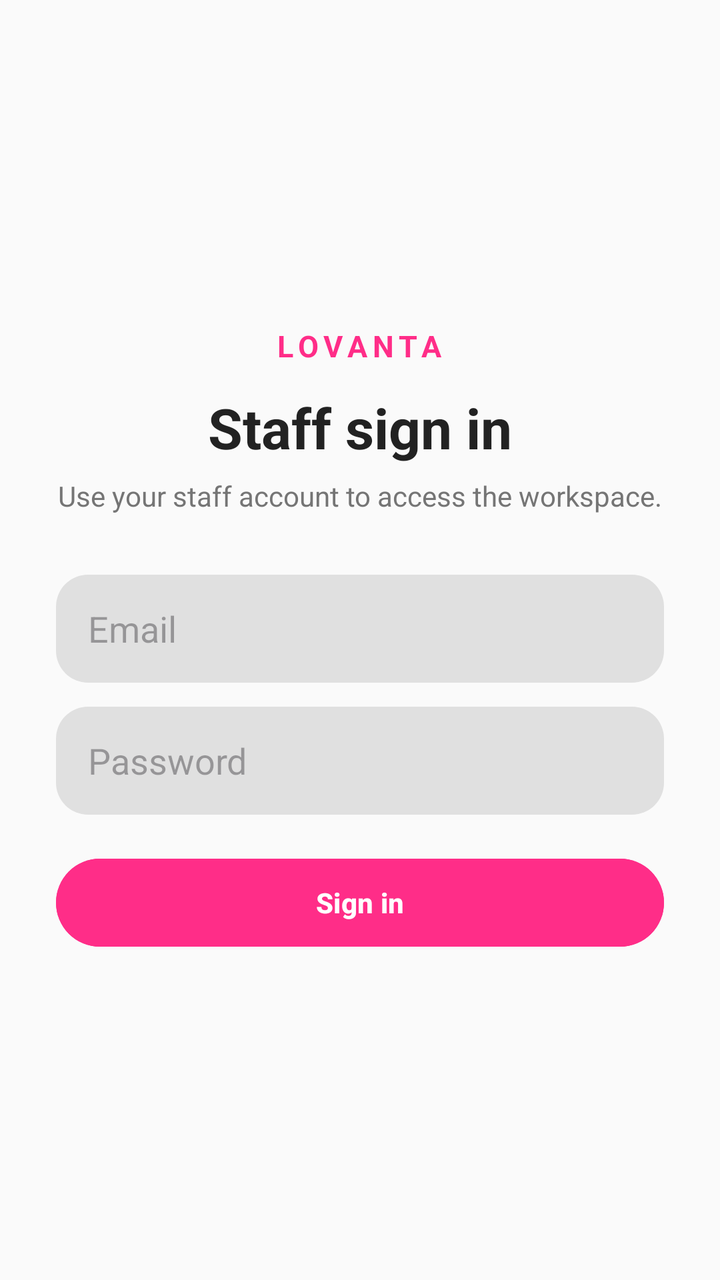
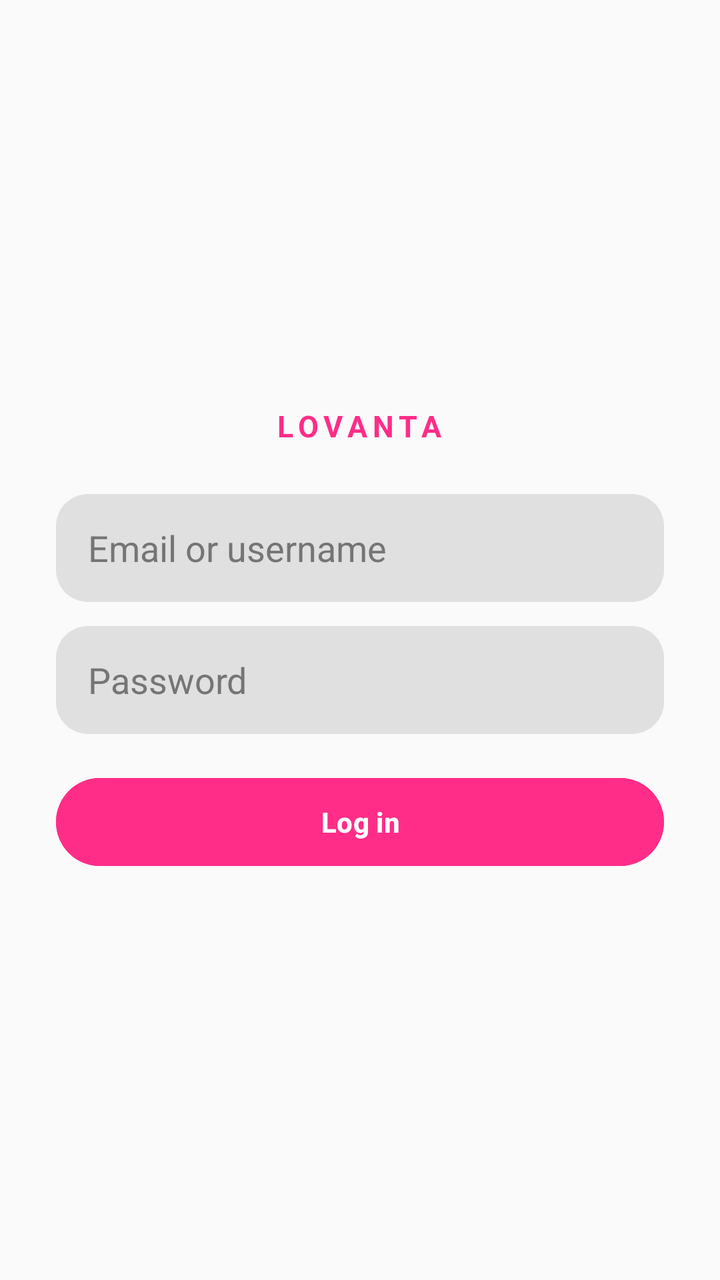

An Android layout rendered at two revisions. The XML below is the earlier revision; the diff shows what the commit changed to produce the second picture.
<!-- AndroidManifest.xml: application theme Theme.Lovanta -->
<!-- res/layout/activity_login.xml -->
<?xml version="1.0" encoding="utf-8"?>
<ScrollView xmlns:android="http://schemas.android.com/apk/res/android"
    android:layout_width="match_parent"
    android:layout_height="match_parent"
    android:background="@color/lovanta_bg"
    android:fillViewport="true">

    <LinearLayout
        android:layout_width="match_parent"
        android:layout_height="match_parent"
        android:gravity="center"
        android:orientation="vertical"
        android:padding="28dp">

        <TextView
            android:layout_width="wrap_content"
            android:layout_height="wrap_content"
            android:text="LOVANTA"
            android:textColor="@color/lovanta_pink"
            android:textSize="15sp"
            android:textStyle="bold"
            android:letterSpacing="0.18" />

        <TextView
            android:layout_width="match_parent"
            android:layout_height="wrap_content"
            android:layout_marginTop="12dp"
            android:gravity="center"
            android:text="Staff sign in"
            android:textColor="@color/lovanta_dark"
            android:textSize="28sp"
            android:textStyle="bold" />

        <TextView
            android:layout_width="match_parent"
            android:layout_height="wrap_content"
            android:layout_marginTop="6dp"
            android:gravity="center"
            android:text="Use your staff account to access the workspace."
            android:textColor="@color/lovanta_gray"
            android:textSize="14sp" />

        <EditText
            android:id="@+id/etEmail"
            android:layout_width="match_parent"
            android:layout_height="54dp"
            android:layout_marginTop="30dp"
            android:background="@drawable/bg_pill_inactive"
            android:hint="Email"
            android:inputType="textEmailAddress"
            android:paddingStart="16dp"
            android:paddingEnd="16dp"
            android:singleLine="true" />

        <EditText
            android:id="@+id/etPassword"
            android:layout_width="match_parent"
            android:layout_height="54dp"
            android:layout_marginTop="12dp"
            android:background="@drawable/bg_pill_inactive"
            android:hint="Password"
            android:inputType="textPassword"
            android:paddingStart="16dp"
            android:paddingEnd="16dp"
            android:singleLine="true" />

        <TextView
            android:id="@+id/tvLoginError"
            android:layout_width="match_parent"
            android:layout_height="wrap_content"
            android:layout_marginTop="12dp"
            android:textColor="@color/lovanta_pink"
            android:textSize="13sp"
            android:visibility="gone" />

        <ProgressBar
            android:id="@+id/loginProgress"
            android:layout_width="32dp"
            android:layout_height="32dp"
            android:layout_marginTop="16dp"
            android:visibility="gone" />

        <Button
            android:id="@+id/btnSignIn"
            android:layout_width="match_parent"
            android:layout_height="52dp"
            android:layout_marginTop="18dp"
            android:backgroundTint="@color/lovanta_pink"
            android:text="Sign in"
            android:textColor="@color/white"
            android:textStyle="bold" />
    </LinearLayout>
</ScrollView>
<!-- resources referenced by this layout -->
<resources>
  <color name="lovanta_bg">#FAFAFA</color>
  <color name="lovanta_dark">#222222</color>
  <color name="lovanta_gray">#757575</color>
  <color name="lovanta_pink">#FF2D88</color>
  <color name="white">#FFFFFFFF</color>
  <!-- drawable bg_pill_inactive (drawable) -->
  <?xml version="1.0" encoding="utf-8"?>
  <shape xmlns:android="http://schemas.android.com/apk/res/android"
      android:shape="rectangle">
      <solid android:color="#E0E0E0" />
      <corners android:radius="16dp" />
  </shape>
  <style name="Theme.Lovanta" parent="Base.Theme.Lovanta" />
  <style name="Base.Theme.Lovanta" parent="Theme.Material3.DayNight.NoActionBar">
          
          
      </style>
</resources>

<!-- the commit's change to res/layout/activity_login.xml (unified diff, before → after) -->
@@ -21,36 +21,19 @@
             android:textStyle="bold"
             android:letterSpacing="0.18" />
 
-        <TextView
-            android:layout_width="match_parent"
-            android:layout_height="wrap_content"
-            android:layout_marginTop="12dp"
-            android:gravity="center"
-            android:text="Staff sign in"
-            android:textColor="@color/lovanta_dark"
-            android:textSize="28sp"
-            android:textStyle="bold" />
-
-        <TextView
-            android:layout_width="match_parent"
-            android:layout_height="wrap_content"
-            android:layout_marginTop="6dp"
-            android:gravity="center"
-            android:text="Use your staff account to access the workspace."
-            android:textColor="@color/lovanta_gray"
-            android:textSize="14sp" />
-
         <EditText
             android:id="@+id/etEmail"
             android:layout_width="match_parent"
             android:layout_height="54dp"
-            android:layout_marginTop="30dp"
+            android:layout_marginTop="24dp"
             android:background="@drawable/bg_pill_inactive"
-            android:hint="Email"
+            android:hint="Email or username"
             android:inputType="textEmailAddress"
             android:paddingStart="16dp"
             android:paddingEnd="16dp"
-            android:singleLine="true" />
+            android:singleLine="true"
+            android:textColor="@color/lovanta_dark"
+            android:textColorHint="@color/lovanta_gray" />
 
         <EditText
             android:id="@+id/etPassword"
@@ -62,23 +45,9 @@
             android:inputType="textPassword"
             android:paddingStart="16dp"
             android:paddingEnd="16dp"
-            android:singleLine="true" />
-
-        <TextView
-            android:id="@+id/tvLoginError"
-            android:layout_width="match_parent"
-            android:layout_height="wrap_content"
-            android:layout_marginTop="12dp"
-            android:textColor="@color/lovanta_pink"
-            android:textSize="13sp"
-            android:visibility="gone" />
-
-        <ProgressBar
-            android:id="@+id/loginProgress"
-            android:layout_width="32dp"
-            android:layout_height="32dp"
-            android:layout_marginTop="16dp"
-            android:visibility="gone" />
+            android:singleLine="true"
+            android:textColor="@color/lovanta_dark"
+            android:textColorHint="@color/lovanta_gray" />
 
         <Button
             android:id="@+id/btnSignIn"
@@ -86,7 +55,7 @@
             android:layout_height="52dp"
             android:layout_marginTop="18dp"
             android:backgroundTint="@color/lovanta_pink"
-            android:text="Sign in"
+            android:text="Log in"
             android:textColor="@color/white"
             android:textStyle="bold" />
     </LinearLayout>
